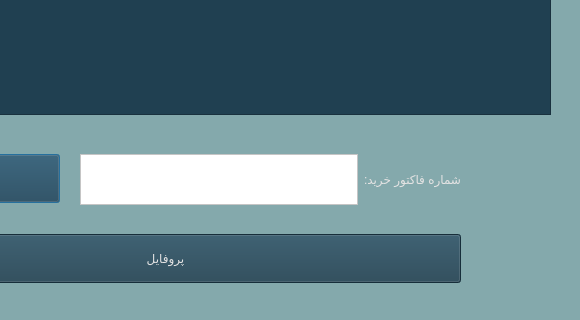
Above: Project_Ap/purchaserecords.ui from AP-projects-4001/metagoofill before the change; both pictures show x 220 to 800 and y 296 to 616 of the 800 by 616 pixel window. Below: the same form after it.
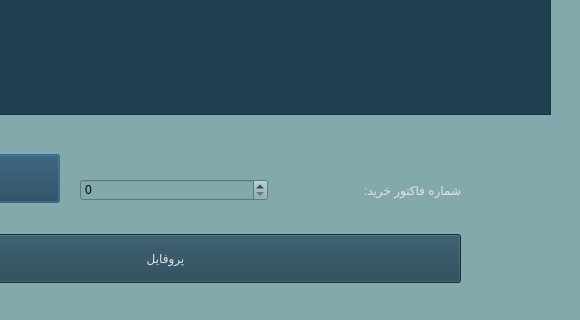
That is the form after the change.

Patch:
```diff
--- a/Project_Ap/purchaserecords.ui
+++ b/Project_Ap/purchaserecords.ui
@@ -55,17 +55,12 @@
      <x>300</x>
      <y>450</y>
      <width>381</width>
-     <height>51</height>
+     <height>73</height>
     </rect>
    </property>
    <layout class="QHBoxLayout" name="horizontalLayout">
     <item>
-     <widget class="QTextEdit" name="textEdit">
-      <property name="styleSheet">
-       <string notr="true">background-color: rgb(255, 255, 255);
-color: rgb(0, 0, 0);</string>
-      </property>
-     </widget>
+     <widget class="QSpinBox" name="spinBox"/>
     </item>
     <item>
      <widget class="QLabel" name="label">
```
